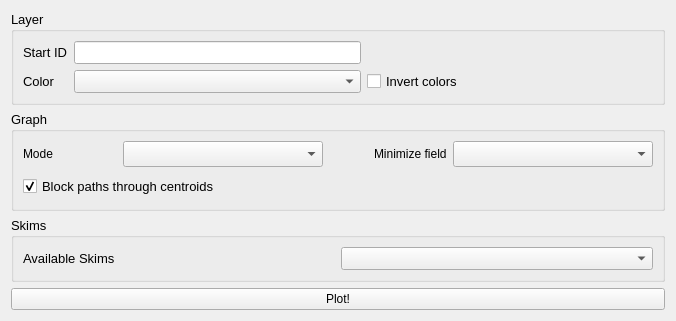
First picture: the form in qaequilibrae/modules/paths_procedures/forms/ui_skim_viewer.ui, repository AequilibraE/qaequilibrae, before the edit.
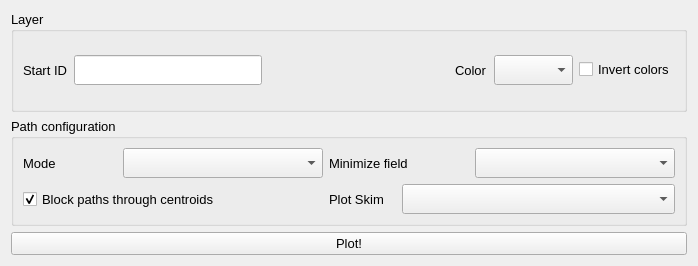
Second picture: the form after the edit.

```diff
--- a/qaequilibrae/modules/paths_procedures/forms/ui_skim_viewer.ui
+++ b/qaequilibrae/modules/paths_procedures/forms/ui_skim_viewer.ui
@@ -6,46 +6,86 @@
    <rect>
     <x>0</x>
     <y>0</y>
-    <width>676</width>
-    <height>304</height>
+    <width>698</width>
+    <height>266</height>
    </rect>
   </property>
   <property name="windowTitle">
    <string>Skim viewer</string>
   </property>
-  <layout class="QGridLayout" name="gridLayout_4">
-   <item row="4" column="0">
-    <widget class="QPushButton" name="but_plot">
-     <property name="text">
-      <string>Plot!</string>
-     </property>
-    </widget>
-   </item>
-   <item row="2" column="0">
-    <widget class="QGroupBox" name="skim_config">
+  <layout class="QVBoxLayout" name="verticalLayout">
+   <item>
+    <widget class="QGroupBox" name="layer_config">
      <property name="font">
       <font>
        <pointsize>10</pointsize>
       </font>
      </property>
      <property name="title">
-      <string>Skims</string>
+      <string>Layer</string>
      </property>
-     <layout class="QGridLayout" name="gridLayout">
+     <layout class="QGridLayout" name="gridLayout_2">
       <item row="0" column="1">
-       <widget class="QComboBox" name="cob_skim"/>
+       <widget class="QLineEdit" name="line_start_id">
+        <property name="minimumSize">
+         <size>
+          <width>0</width>
+          <height>30</height>
+         </size>
+        </property>
+        <property name="text">
+         <string/>
+        </property>
+       </widget>
       </item>
       <item row="0" column="0">
-       <widget class="QLabel" name="label_3">
+       <widget class="QLabel" name="label_6">
         <property name="text">
-         <string>Available Skims</string>
+         <string>Start ID</string>
+        </property>
+       </widget>
+      </item>
+      <item row="0" column="4">
+       <widget class="QComboBox" name="cob_color">
+        <property name="minimumSize">
+         <size>
+          <width>0</width>
+          <height>30</height>
+         </size>
+        </property>
+       </widget>
+      </item>
+      <item row="0" column="2">
+       <spacer name="hspace_2">
+        <property name="orientation">
+         <enum>Qt::Horizontal</enum>
+        </property>
+        <property name="sizeHint" stdset="0">
+         <size>
+          <width>40</width>
+          <height>20</height>
+         </size>
+        </property>
+       </spacer>
+      </item>
+      <item row="0" column="3">
+       <widget class="QLabel" name="label_5">
+        <property name="text">
+         <string>Color</string>
+        </property>
+       </widget>
+      </item>
+      <item row="0" column="5">
+       <widget class="QCheckBox" name="chb_invert">
+        <property name="text">
+         <string>Invert colors</string>
         </property>
        </widget>
       </item>
      </layout>
     </widget>
    </item>
-   <item row="1" column="0">
+   <item>
     <widget class="QGroupBox" name="graph_config">
      <property name="sizePolicy">
       <sizepolicy hsizetype="Preferred" vsizetype="Preferred">
@@ -71,22 +111,31 @@
       </font>
      </property>
      <property name="title">
-      <string>Graph</string>
+      <string>Path configuration</string>
      </property>
      <layout class="QGridLayout" name="gridLayout_3">
-      <item row="0" column="6">
-       <widget class="QComboBox" name="cob_minimizing">
+      <item row="0" column="3" colspan="2">
+       <widget class="QLabel" name="label_2">
         <property name="sizePolicy">
          <sizepolicy hsizetype="Preferred" vsizetype="Preferred">
           <horstretch>0</horstretch>
           <verstretch>0</verstretch>
          </sizepolicy>
         </property>
-        <property name="minimumSize">
-         <size>
-          <width>200</width>
-          <height>25</height>
-         </size>
+        <property name="font">
+         <font>
+          <pointsize>10</pointsize>
+         </font>
+        </property>
+        <property name="text">
+         <string>Minimize field</string>
+        </property>
+       </widget>
+      </item>
+      <item row="1" column="3">
+       <widget class="QLabel" name="label_3">
+        <property name="text">
+         <string>Plot Skim</string>
         </property>
        </widget>
       </item>
@@ -100,7 +149,7 @@
         </property>
         <property name="font">
          <font>
-          <pointsize>9</pointsize>
+          <pointsize>10</pointsize>
          </font>
         </property>
         <property name="text">
@@ -108,29 +157,26 @@
         </property>
        </widget>
       </item>
-      <item row="0" column="3">
-       <spacer name="hspace_1">
+      <item row="0" column="5">
+       <widget class="QComboBox" name="cob_minimizing">
         <property name="sizePolicy">
-         <sizepolicy hsizetype="Minimum" vsizetype="Minimum">
+         <sizepolicy hsizetype="Preferred" vsizetype="Preferred">
           <horstretch>0</horstretch>
           <verstretch>0</verstretch>
          </sizepolicy>
         </property>
-        <property name="orientation">
-         <enum>Qt::Horizontal</enum>
-        </property>
-        <property name="sizeHint" stdset="0">
+        <property name="minimumSize">
          <size>
-          <width>56</width>
-          <height>20</height>
+          <width>200</width>
+          <height>30</height>
          </size>
         </property>
-       </spacer>
+       </widget>
       </item>
       <item row="0" column="1" colspan="2">
        <widget class="QComboBox" name="cob_modes">
         <property name="sizePolicy">
-         <sizepolicy hsizetype="Preferred" vsizetype="Preferred">
+         <sizepolicy hsizetype="Preferred" vsizetype="Fixed">
           <horstretch>0</horstretch>
           <verstretch>0</verstretch>
          </sizepolicy>
@@ -138,7 +184,7 @@
         <property name="minimumSize">
          <size>
           <width>200</width>
-          <height>25</height>
+          <height>30</height>
          </size>
         </property>
         <property name="font">
@@ -151,24 +197,6 @@
         </property>
        </widget>
       </item>
-      <item row="0" column="4" colspan="2">
-       <widget class="QLabel" name="label_2">
-        <property name="sizePolicy">
-         <sizepolicy hsizetype="Preferred" vsizetype="Preferred">
-          <horstretch>0</horstretch>
-          <verstretch>0</verstretch>
-         </sizepolicy>
-        </property>
-        <property name="font">
-         <font>
-          <pointsize>9</pointsize>
-         </font>
-        </property>
-        <property name="text">
-         <string>Minimize field</string>
-        </property>
-       </widget>
-      </item>
       <item row="1" column="0" colspan="2">
        <widget class="QCheckBox" name="block_paths">
         <property name="sizePolicy">
@@ -185,68 +213,29 @@
         </property>
        </widget>
       </item>
+      <item row="1" column="4" colspan="2">
+       <widget class="QComboBox" name="cob_skim">
+        <property name="minimumSize">
+         <size>
+          <width>0</width>
+          <height>30</height>
+         </size>
+        </property>
+       </widget>
+      </item>
      </layout>
     </widget>
    </item>
-   <item row="0" column="0">
-    <widget class="QGroupBox" name="layer_config">
+   <item>
+    <widget class="QPushButton" name="but_plot">
      <property name="font">
       <font>
        <pointsize>10</pointsize>
       </font>
      </property>
-     <property name="title">
-      <string>Layer</string>
+     <property name="text">
+      <string>Plot!</string>
      </property>
-     <layout class="QGridLayout" name="gridLayout_2">
-      <item row="0" column="0">
-       <widget class="QLabel" name="label_6">
-        <property name="text">
-         <string>Start ID</string>
-        </property>
-       </widget>
-      </item>
-      <item row="0" column="1">
-       <widget class="QLineEdit" name="line_start_id">
-        <property name="text">
-         <string/>
-        </property>
-       </widget>
-      </item>
-      <item row="2" column="0">
-       <widget class="QLabel" name="label_5">
-        <property name="text">
-         <string>Color</string>
-        </property>
-       </widget>
-      </item>
-      <item row="2" column="1">
-       <widget class="QComboBox" name="cob_color"/>
-      </item>
-      <item row="2" column="2">
-       <widget class="QCheckBox" name="chb_invert">
-        <property name="text">
-         <string>Invert colors</string>
-        </property>
-       </widget>
-      </item>
-      <item row="0" column="2">
-       <spacer name="hspace_2">
-        <property name="orientation">
-         <enum>Qt::Horizontal</enum>
-        </property>
-        <property name="sizeType">
-         <enum>QSizePolicy::MinimumExpanding</enum>
-        </property>
-        <property name="sizeHint" stdset="0">
-         <size>
-          <width>56</width>
-          <height>20</height>
-         </size>
-        </property>
-       </spacer>
-      </item>
-     </layout>
     </widget>
    </item>
   </layout>
```
